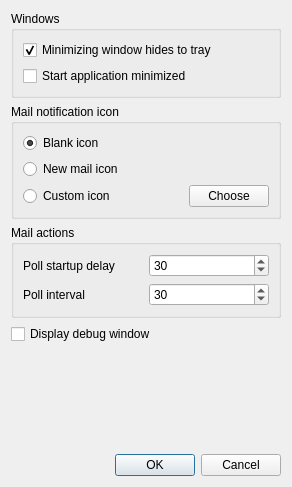
Old version of the form app/SysTray-X/preferences.ui in the repository Ximi1970/systray-x.
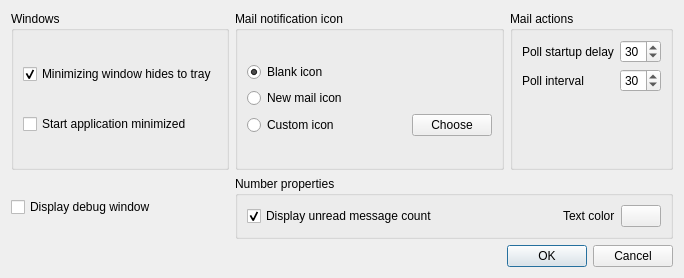
New version of the form. Icons and pictures are not drawn.

Patch:
```diff
--- a/app/SysTray-X/preferences.ui
+++ b/app/SysTray-X/preferences.ui
@@ -6,8 +6,8 @@
    <rect>
     <x>0</x>
     <y>0</y>
-    <width>292</width>
-    <height>487</height>
+    <width>684</width>
+    <height>278</height>
    </rect>
   </property>
   <property name="windowTitle">
@@ -17,7 +17,9 @@
    <iconset resource="SysTray-X.qrc">
     <normaloff>:/files/icons/SysTray-X.png</normaloff>:/files/icons/SysTray-X.png</iconset>
   </property>
-  <layout class="QGridLayout" name="gridLayout">
+  <layout class="QGridLayout" name="gridLayout_4">
+   <item row="0" column="0">
+    <layout class="QGridLayout" name="gridLayout_3">
    <item row="0" column="0">
     <widget class="QGroupBox" name="groupBox">
      <property name="title">
@@ -44,7 +46,7 @@
      </layout>
     </widget>
    </item>
-   <item row="1" column="0">
+     <item row="0" column="1">
     <widget class="QGroupBox" name="iconTypeGroupBox">
      <property name="title">
       <string>Mail notification icon</string>
@@ -154,24 +156,22 @@
      </layout>
     </widget>
    </item>
-   <item row="2" column="0">
+     <item row="0" column="2">
     <widget class="QGroupBox" name="groupBox_2">
      <property name="title">
       <string>Mail actions</string>
      </property>
-     <layout class="QVBoxLayout" name="verticalLayout_5">
-      <item>
-       <layout class="QVBoxLayout" name="verticalLayout_4">
-        <item>
-         <layout class="QHBoxLayout" name="horizontalLayout_4">
-          <item>
+       <layout class="QFormLayout" name="formLayout">
+        <item row="0" column="0">
+         <layout class="QGridLayout" name="gridLayout_2">
+          <item row="0" column="0" colspan="2">
            <widget class="QLabel" name="pollStartupDelayLabel">
             <property name="text">
              <string>Poll startup delay</string>
             </property>
            </widget>
           </item>
-          <item>
+          <item row="0" column="2">
            <widget class="QSpinBox" name="pollStartupDelaySpinBox">
             <property name="minimum">
              <number>1</number>
@@ -181,18 +181,14 @@
             </property>
            </widget>
           </item>
-         </layout>
-        </item>
-        <item>
-         <layout class="QHBoxLayout" name="horizontalLayout_5">
-          <item>
+          <item row="1" column="0">
            <widget class="QLabel" name="pollIntervalLabel">
             <property name="text">
              <string>Poll interval</string>
             </property>
            </widget>
           </item>
-          <item>
+          <item row="1" column="2">
            <widget class="QSpinBox" name="pollIntervalSpinBox">
             <property name="minimum">
              <number>1</number>
@@ -205,31 +201,71 @@
          </layout>
         </item>
        </layout>
-      </item>
-     </layout>
-    </widget>
-   </item>
-   <item row="3" column="0">
+      </widget>
+     </item>
+     <item row="1" column="0">
     <widget class="QCheckBox" name="debugWindowCheckBox">
      <property name="text">
       <string>Display debug window</string>
      </property>
     </widget>
    </item>
-   <item row="4" column="0">
-    <spacer name="verticalSpacer">
+     <item row="1" column="1" colspan="2">
+      <widget class="QGroupBox" name="groupBox_3">
+       <property name="title">
+        <string>Number properties</string>
+       </property>
+       <layout class="QGridLayout" name="gridLayout">
+        <item row="0" column="0">
+         <layout class="QHBoxLayout" name="horizontalLayout_6">
+          <item>
+           <widget class="QCheckBox" name="showNumberCheckBox">
+            <property name="text">
+             <string>Display unread message count</string>
+            </property>
+            <property name="checked">
+             <bool>true</bool>
+            </property>
+           </widget>
+          </item>
+          <item>
+           <spacer name="horizontalSpacer_3">
      <property name="orientation">
-      <enum>Qt::Vertical</enum>
+             <enum>Qt::Horizontal</enum>
      </property>
      <property name="sizeHint" stdset="0">
       <size>
-       <width>239</width>
-       <height>36</height>
+              <width>40</width>
+              <height>20</height>
       </size>
      </property>
     </spacer>
    </item>
-   <item row="5" column="0">
+          <item>
+           <widget class="QLabel" name="label">
+            <property name="text">
+             <string>Text color</string>
+            </property>
+           </widget>
+          </item>
+          <item>
+           <widget class="QPushButton" name="numberColorPushButton">
+            <property name="focusPolicy">
+             <enum>Qt::NoFocus</enum>
+            </property>
+            <property name="text">
+             <string/>
+            </property>
+           </widget>
+          </item>
+         </layout>
+        </item>
+       </layout>
+      </widget>
+     </item>
+    </layout>
+   </item>
+   <item row="1" column="0">
     <widget class="QDialogButtonBox" name="buttonBox">
      <property name="orientation">
       <enum>Qt::Horizontal</enum>
```
Lines whose indentation alone changed are shown as unchanged.
